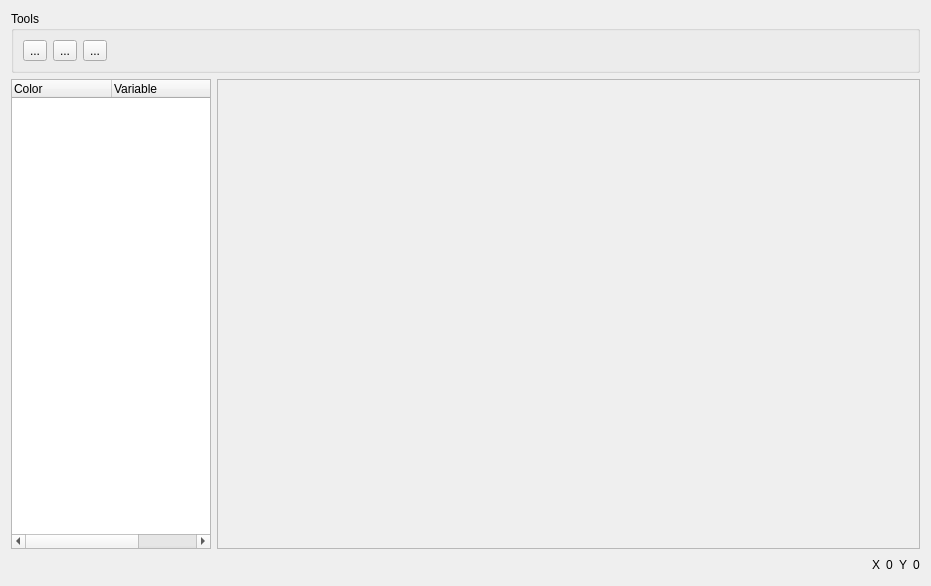
First picture: the form in NetworkViewer/ScopeView.ui, repository glocklueng/openecosys, before the edit.
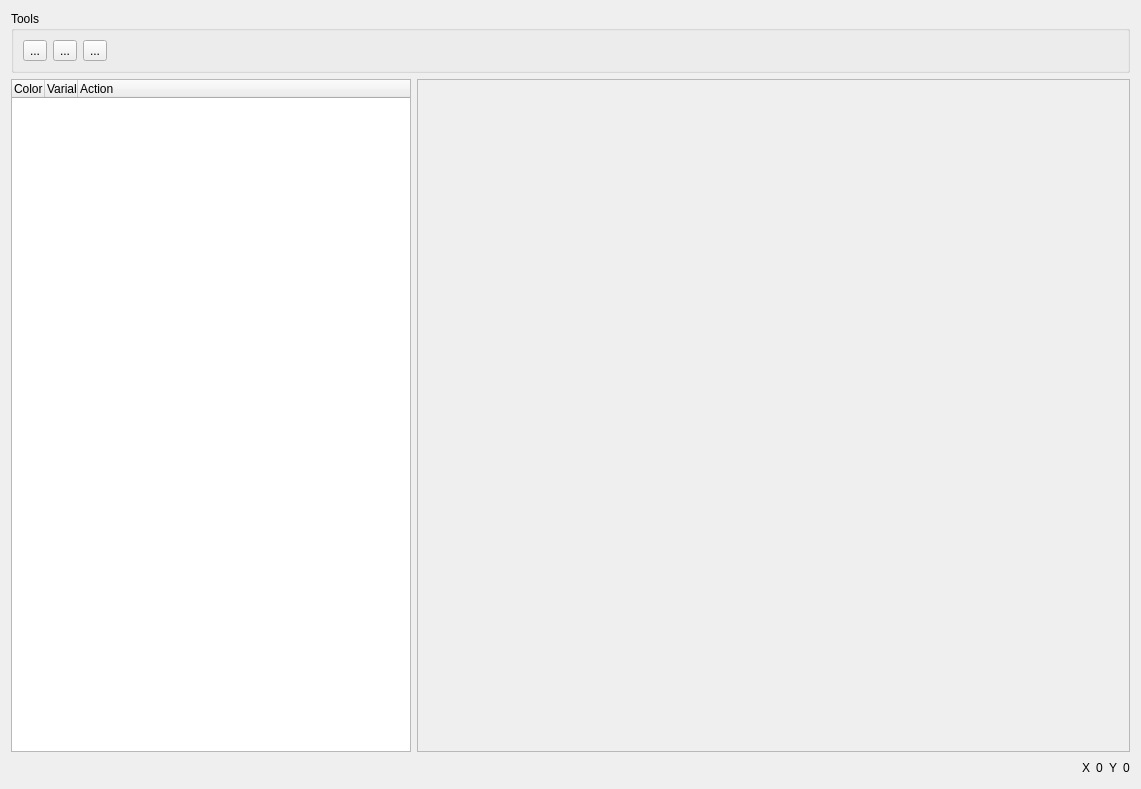
Second picture: the form after the edit. Icons and pictures are not drawn.

Commit message: First prototype of dynamic slider called from script workingà

Patch:
```diff
--- a/NetworkViewer/ScopeView.ui
+++ b/NetworkViewer/ScopeView.ui
@@ -6,8 +6,8 @@
    <rect>
     <x>0</x>
     <y>0</y>
-    <width>931</width>
-    <height>586</height>
+    <width>1141</width>
+    <height>789</height>
    </rect>
   </property>
   <property name="windowTitle">
@@ -102,19 +102,31 @@
        </property>
        <property name="maximumSize">
         <size>
-         <width>200</width>
+         <width>400</width>
          <height>16777215</height>
         </size>
        </property>
-       <property name="autoFillBackground">
+       <property name="mouseTracking">
         <bool>false</bool>
        </property>
+       <property name="autoFillBackground">
+        <bool>true</bool>
+       </property>
        <property name="textElideMode">
         <enum>Qt::ElideRight</enum>
        </property>
        <property name="uniformRowHeights">
         <bool>true</bool>
        </property>
+       <attribute name="headerCascadingSectionResizes">
+        <bool>true</bool>
+       </attribute>
+       <attribute name="headerDefaultSectionSize">
+        <number>33</number>
+       </attribute>
+       <attribute name="headerMinimumSectionSize">
+        <number>-18</number>
+       </attribute>
        <column>
         <property name="text">
          <string>Color</string>
```
The commit also changes 5 other files.
